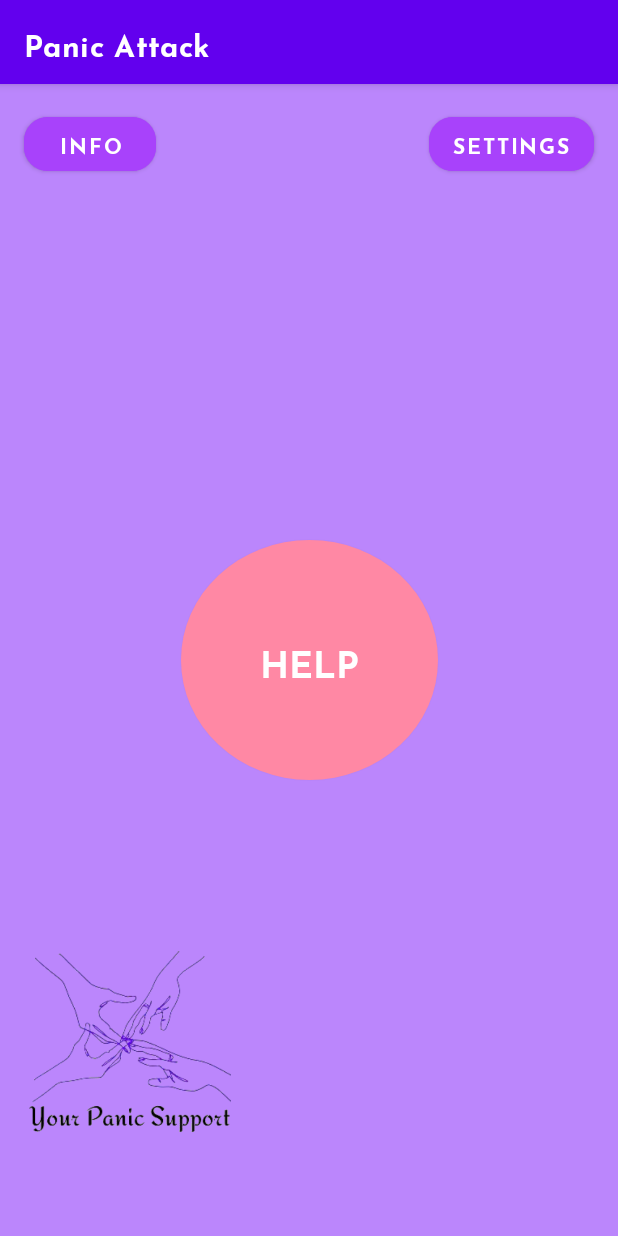
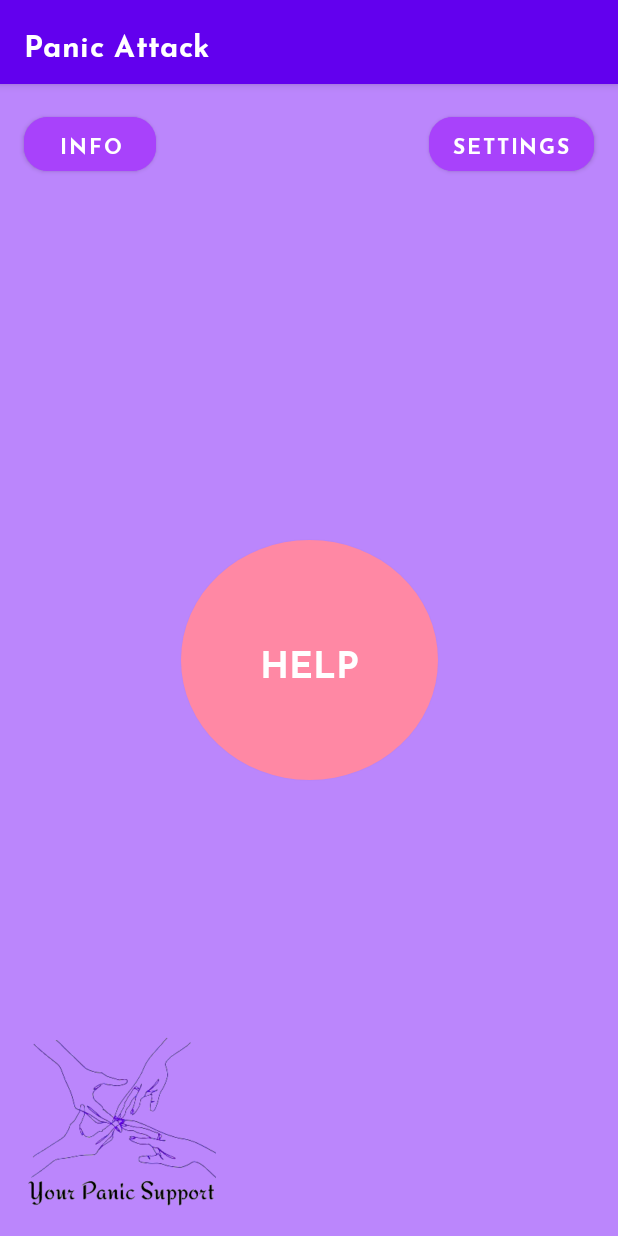
Before and after one commit to acoprescu/TeraaProject, an Android app: the MainActivity screen opened directly, with no data from a screen before it, on a phone screen of 412 x 824 dp. Run offline under Robolectric (Android 15) with nearby library versions, the phone set to English and light mode, and no system bars.

Commit message:
Remove the border of the logo image

```diff
--- a/app/src/main/res/layout/activity_main.xml
+++ b/app/src/main/res/layout/activity_main.xml
@@ -33,12 +33,12 @@
 
   <ImageView
       android:id="@+id/imageView"
-      android:layout_width="150dp"
-      android:layout_height="270dp"
+      android:layout_width="128dp"
+      android:layout_height="118dp"
 
 
-      android:layout_marginStart="4dp"
-      android:layout_marginBottom="4dp"
+      android:layout_marginStart="16dp"
+      android:layout_marginBottom="16dp"
       android:scaleType="centerCrop"
       android:src="@drawable/logo"
       app:layout_constraintBottom_toBottomOf="parent"
```
Also changed, not shown: app/src/main/res/drawable-night/logo.png, app/src/main/res/drawable/logo.png.
